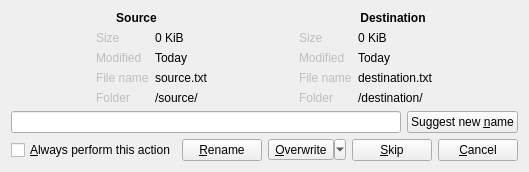
First picture: the form in plugins/CopyEngine/Ultracopier-Spec/fileExistsDialog.ui, repository alphaonex86/Ultracopier, before the edit.
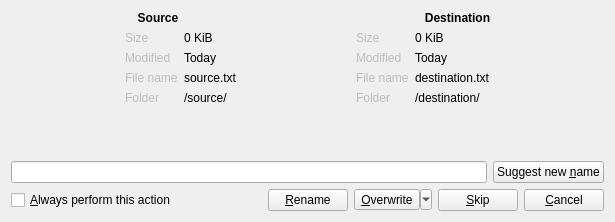
Second picture: the form after the edit.

```diff
--- a/plugins/CopyEngine/Ultracopier-Spec/fileExistsDialog.ui
+++ b/plugins/CopyEngine/Ultracopier-Spec/fileExistsDialog.ui
@@ -6,8 +6,8 @@
    <rect>
     <x>0</x>
     <y>0</y>
-    <width>469</width>
-    <height>162</height>
+    <width>615</width>
+    <height>222</height>
    </rect>
   </property>
   <property name="windowTitle">
```
Left out of the diff: 16 changed lines with no effect on the pictures.
